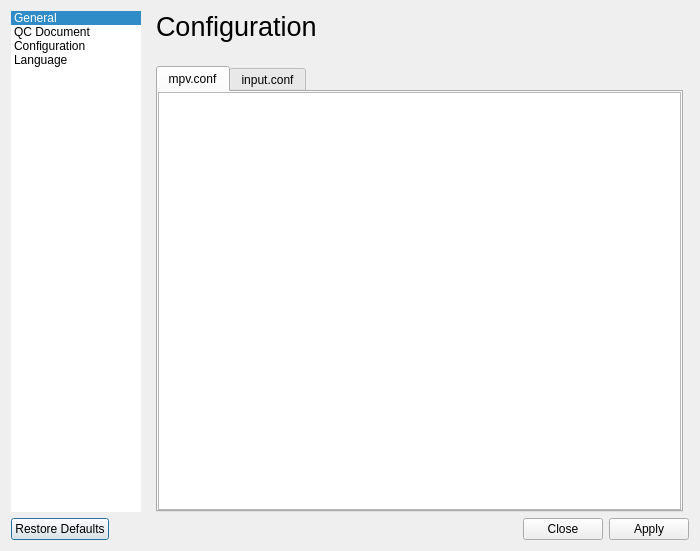
Above: gui/preferences.ui from mpvqc/mpvQC before the change. Below: the same form after it.
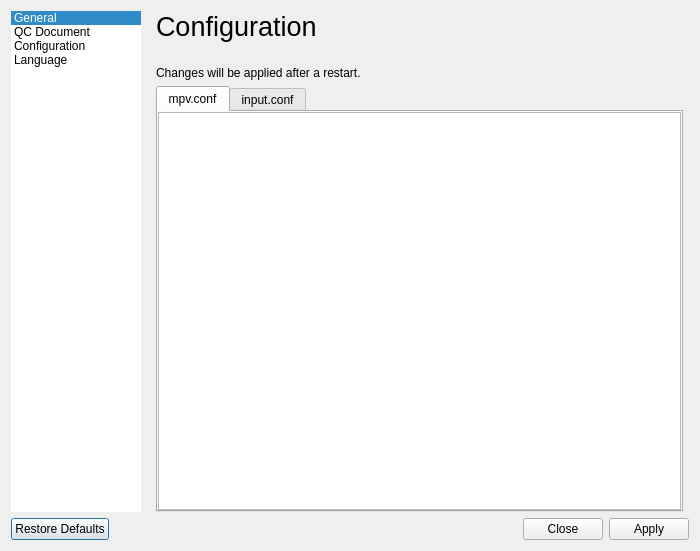
That is the form after the change. The open tabs and pages were chosen to show the change. Icons and pictures are not drawn. Custom widgets are drawn as their Qt base class.

```diff
--- a/gui/preferences.ui
+++ b/gui/preferences.ui
@@ -511,6 +511,13 @@
             </layout>
            </widget>
           </item>
+             <item>
+                 <widget class="QLabel" name="label_8">
+                     <property name="text">
+                         <string>Changes will be applied after a restart.</string>
+                     </property>
+                 </widget>
+             </item>
           <item>
            <widget class="QWidget" name="widget_10" native="true">
             <property name="sizePolicy">
```
Lines whose indentation alone changed are shown as unchanged.
